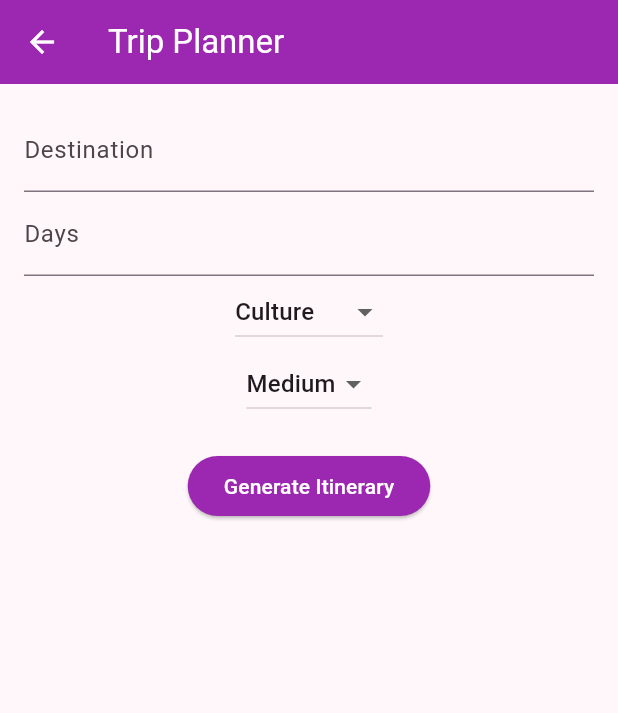
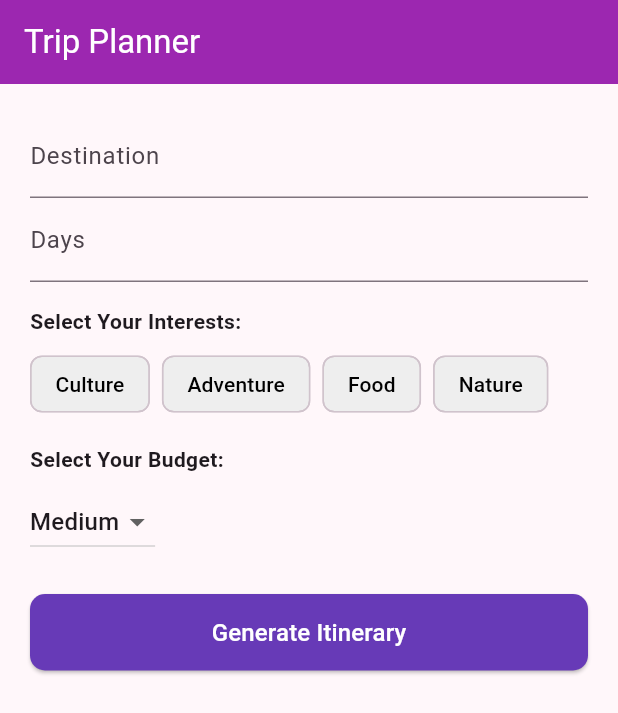
Before and after one commit to LimYuHeng-code/tripmate_app, a Flutter app: the InputPage screen opened directly, on a phone screen of 412 x 824 dp. Shown: the top 713 px of the screen. Run offline on Flutter 3.47's test engine with Material 3 defaults, Android fonts, the light colour scheme and no system bars.

Commit message:
New Update

```diff
--- a/lib/main.dart
+++ b/lib/main.dart
@@ -1,7 +1,8 @@
 import 'package:flutter/material.dart';
+import 'package:tripmate_app/pages/inputpage.dart';
 //import 'package:tripmate_app/pages/inputpage.dart';
 //import 'pages/ai_trip_planning.dart';
-import 'pages/ai_trip_recommendation.dart';
+//import 'pages/ai_trip_recommendation.dart';
 //import 'pages/tripplanning.dart';
 //import 'pages/loginpage.dart';
 
@@ -33,7 +34,7 @@
         // Customize other theme properties as needed
       ),
       themeMode: ThemeMode.light,
-      home: TripRecommendationPage(),
+      home: InputPage(),
     );
   }
 }
--- a/lib/pages/inputpage.dart
+++ b/lib/pages/inputpage.dart
@@ -13,7 +13,7 @@
 class _InputPageState extends State<InputPage> {
   final destinationController = TextEditingController();
   final daysController = TextEditingController();
-  String interests = "Culture";
+  List<String> interests = [];
   String budget = "Medium";
 
   Future<void> generateItinerary() async {
@@ -28,7 +28,7 @@
         'budget': budget,
       });
 
-      print('Sending JSON: $requestBody');  // <<< DEBUG print here
+      print('Sending JSON: $requestBody');
 
       final response = await http.post(
         Uri.parse('http://10.0.2.2:8000/generate_itinerary'),
@@ -37,15 +37,15 @@
       );
 
       print('Response status: ${response.statusCode}');
-      print('Response body: ${response.body}');  // <<< DEBUG print response
+      print('Response body: ${response.body}');
 
       if (response.statusCode == 200) {
         final data = jsonDecode(response.body);
-        final itineraryText = data['itinerary'] ?? 'No itinerary generated.';
+        final itineraryData = Map<String, dynamic>.from(data['itinerary']);
         Navigator.push(
           context,
           MaterialPageRoute(
-            builder: (context) => ItineraryPage(itinerary: itineraryText),
+            builder: (context) => ItineraryPage(itineraryData: itineraryData),
           ),
         );
       } else {
@@ -65,11 +65,15 @@
 
   @override
   Widget build(BuildContext context) {
+    final interestOptions = ["Culture", "Adventure", "Food", "Nature"];
+
     return Scaffold(
       appBar: AppBar(title: const Text('Trip Planner')),
       body: Padding(
-        padding: const EdgeInsets.all(16.0),
+        padding: const EdgeInsets.all(20.0),
+        child: SingleChildScrollView(
           child: Column(
+            crossAxisAlignment: CrossAxisAlignment.start,
             children: [
               TextField(
                 controller: destinationController,
@@ -80,13 +84,40 @@
                 decoration: const InputDecoration(labelText: "Days"),
                 keyboardType: TextInputType.number,
               ),
-            DropdownButton<String>(
-              value: interests,
-              onChanged: (val) => setState(() => interests = val!),
-              items: ["Culture", "Adventure", "Food", "Nature"]
-                  .map((e) => DropdownMenuItem(value: e, child: Text(e)))
-                  .toList(),
+              const SizedBox(height: 16),
+              const Text("Select Your Interests:",
+                  style: TextStyle(fontWeight: FontWeight.bold)),
+              const SizedBox(height: 8),
+              Wrap(
+                spacing: 8,
+                runSpacing: 8,
+                children: interestOptions.map((e) {
+                  final isSelected = interests.contains(e);
+                  return FilterChip(
+                    label: Text(e),
+                    selected: isSelected,
+                    selectedColor: Colors.deepPurple,
+                    backgroundColor: Colors.grey.shade200,
+                    labelStyle: TextStyle(
+                      color: isSelected ? Colors.white : Colors.black,
+                      fontWeight: FontWeight.w500,
                     ),
+                    onSelected: (selected) {
+                      setState(() {
+                        if (selected) {
+                          interests.add(e);
+                        } else {
+                          interests.remove(e);
+                        }
+                      });
+                    },
+                  );
+                }).toList(),
+              ),
+              const SizedBox(height: 16),
+              const Text("Select Your Budget:",
+                  style: TextStyle(fontWeight: FontWeight.bold)),
+              const SizedBox(height: 8),
               DropdownButton<String>(
                 value: budget,
                 onChanged: (val) => setState(() => budget = val!),
@@ -94,12 +125,26 @@
                     .map((e) => DropdownMenuItem(value: e, child: Text(e)))
                     .toList(),
               ),
-            const SizedBox(height: 20),
-            ElevatedButton(
+              const SizedBox(height: 24),
+              SizedBox(
+                width: double.infinity,
+                child: ElevatedButton(
                   onPressed: generateItinerary,
-              child: const Text("Generate Itinerary"),
+                  style: ElevatedButton.styleFrom(
+                    backgroundColor: Colors.deepPurple,
+                    padding: const EdgeInsets.symmetric(vertical: 14),
+                    shape: RoundedRectangleBorder(
+                      borderRadius: BorderRadius.circular(10),
+                    ),
+                  ),
+                  child: const Text(
+                    "Generate Itinerary",
+                    style: TextStyle(fontSize: 16, color: Colors.white),
+                  ),
+                ),
               ),
             ],
+          ),
         ),
       ),
     );
```
Also changed, not shown: lib/pages/itinerary_page.dart (+38 -97 lines), lib/pages/discover_page.dart (added). Lines whose indentation alone changed are shown as unchanged.
